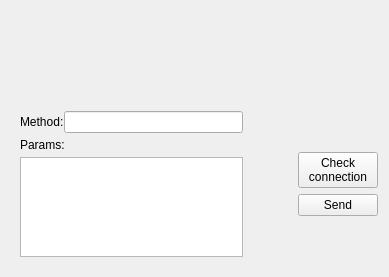
Above: src/VMTD/VMTD/protocol/node/VMTDNodeProtocolHandlerForm.ui from ekushko/qt-vxlan-mtd-old before the change. Below: the same form after it.
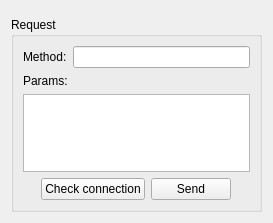
That is the form after the change.

Patch:
```diff
--- a/src/VMTD/VMTD/protocol/node/VMTDNodeProtocolHandlerForm.ui
+++ b/src/VMTD/VMTD/protocol/node/VMTDNodeProtocolHandlerForm.ui
@@ -6,8 +6,8 @@
    <rect>
     <x>0</x>
     <y>0</y>
-    <width>389</width>
-    <height>277</height>
+    <width>273</width>
+    <height>223</height>
    </rect>
   </property>
   <property name="windowTitle">
@@ -22,27 +22,35 @@
        <verstretch>1</verstretch>
       </sizepolicy>
      </property>
-     <layout class="QVBoxLayout" name="verticalLayout_3"/>
-    </widget>
-   </item>
-   <item>
-    <layout class="QHBoxLayout" name="_2">
-     <item>
-      <widget class="QWidget" name="w" native="true">
-       <property name="sizePolicy">
-        <sizepolicy hsizetype="Preferred" vsizetype="Preferred">
-         <horstretch>1</horstretch>
-         <verstretch>0</verstretch>
-        </sizepolicy>
-       </property>
-       <layout class="QVBoxLayout" name="verticalLayout">
+     <layout class="QVBoxLayout" name="verticalLayout_3">
         <property name="spacing">
          <number>0</number>
         </property>
+      <property name="leftMargin">
+       <number>0</number>
+      </property>
+      <property name="topMargin">
+       <number>0</number>
+      </property>
+      <property name="rightMargin">
+       <number>0</number>
+      </property>
+      <property name="bottomMargin">
+       <number>0</number>
+      </property>
+     </layout>
+    </widget>
+   </item>
+   <item>
+    <widget class="QGroupBox" name="gbRequest">
+     <property name="title">
+      <string>Request</string>
+     </property>
+     <layout class="QVBoxLayout" name="verticalLayout">
         <item>
          <layout class="QHBoxLayout" name="hl_1">
           <item>
-           <widget class="QLabel" name="_3">
+         <widget class="QLabel" name="_4">
             <property name="text">
              <string>Method:</string>
             </property>
@@ -54,13 +62,7 @@
          </layout>
         </item>
         <item>
-         <widget class="QLabel" name="_4">
-          <property name="minimumSize">
-           <size>
-            <width>0</width>
-            <height>24</height>
-           </size>
-          </property>
+       <widget class="QLabel" name="_5">
           <property name="text">
            <string>Params:</string>
           </property>
@@ -68,12 +70,6 @@
         </item>
         <item>
          <widget class="QPlainTextEdit" name="pteParams">
-          <property name="sizePolicy">
-           <sizepolicy hsizetype="Expanding" vsizetype="Expanding">
-            <horstretch>1</horstretch>
-            <verstretch>0</verstretch>
-           </sizepolicy>
-          </property>
           <property name="maximumSize">
            <size>
             <width>16777215</width>
@@ -82,11 +78,10 @@
           </property>
          </widget>
         </item>
-       </layout>
-      </widget>
-     </item>
      <item>
-      <spacer name="_1">
+       <layout class="QHBoxLayout" name="_1">
+        <item>
+         <spacer name="_3">
        <property name="orientation">
         <enum>Qt::Horizontal</enum>
        </property>
@@ -94,27 +89,6 @@
         <size>
          <width>40</width>
          <height>20</height>
-        </size>
-       </property>
-      </spacer>
-     </item>
-     <item>
-      <layout class="QVBoxLayout" name="vl_1">
-       <property name="topMargin">
-        <number>0</number>
-       </property>
-       <property name="rightMargin">
-        <number>0</number>
-       </property>
-       <item>
-        <spacer name="_5">
-         <property name="orientation">
-          <enum>Qt::Vertical</enum>
-         </property>
-         <property name="sizeHint" stdset="0">
-          <size>
-           <width>20</width>
-           <height>40</height>
           </size>
          </property>
         </spacer>
@@ -122,8 +96,7 @@
        <item>
         <widget class="QPushButton" name="pbCheckConnection">
          <property name="text">
-          <string>Check
-connection</string>
+           <string>Check connection</string>
          </property>
         </widget>
        </item>
@@ -135,14 +108,14 @@
         </widget>
        </item>
        <item>
-        <spacer name="_6">
+         <spacer name="_2">
          <property name="orientation">
-          <enum>Qt::Vertical</enum>
+           <enum>Qt::Horizontal</enum>
          </property>
          <property name="sizeHint" stdset="0">
           <size>
-           <width>20</width>
-           <height>40</height>
+            <width>40</width>
+            <height>20</height>
           </size>
          </property>
         </spacer>
@@ -150,6 +123,7 @@
       </layout>
      </item>
     </layout>
+    </widget>
    </item>
   </layout>
  </widget>
```
Lines whose indentation alone changed are shown as unchanged.
